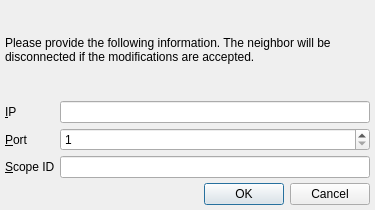
First picture: the form in branches/trunk/GoldBug-UI/ipinformation.ui, repository textbrowser/spot-on, before the edit.
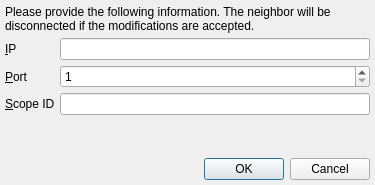
Second picture: the form after the edit. Icons and pictures are not drawn.

The edit to the form file:
```diff
--- a/branches/trunk/GoldBug-UI/ipinformation.ui
+++ b/branches/trunk/GoldBug-UI/ipinformation.ui
@@ -7,7 +7,7 @@
     <x>0</x>
     <y>0</y>
     <width>375</width>
-    <height>210</height>
+    <height>185</height>
    </rect>
   </property>
   <property name="windowIcon">
@@ -84,6 +84,19 @@
      </item>
     </layout>
    </item>
+   <item>
+    <spacer name="verticalSpacer">
+     <property name="orientation">
+      <enum>Qt::Vertical</enum>
+     </property>
+     <property name="sizeHint" stdset="0">
+      <size>
+       <width>20</width>
+       <height>40</height>
+      </size>
+     </property>
+    </spacer>
+   </item>
    <item>
     <widget class="QDialogButtonBox" name="buttonBox">
      <property name="orientation">
```
